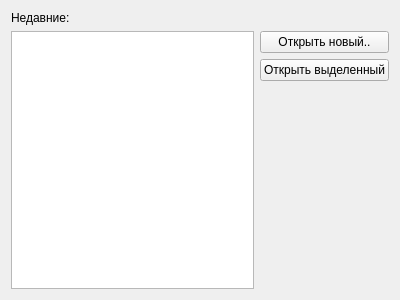
Above: previousprojects.ui from lex1133/ScheduleV2 before the change. Below: the same form after it.
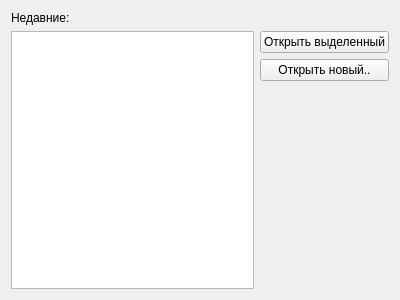
That is the form after the change.

What changed in the file:
```diff
--- a/previousprojects.ui
+++ b/previousprojects.ui
@@ -17,14 +17,7 @@
    <string>Запуск</string>
   </property>
   <layout class="QGridLayout" name="gridLayout">
-   <item row="2" column="1">
-    <widget class="QPushButton" name="OpenSelectedButton">
-     <property name="text">
-      <string>Открыть выделенный</string>
-     </property>
-    </widget>
-   </item>
-   <item row="3" column="1">
+   <item row="4" column="1">
     <spacer name="verticalSpacer">
      <property name="orientation">
       <enum>Qt::Vertical</enum>
@@ -37,6 +30,13 @@
      </property>
     </spacer>
    </item>
+   <item row="2" column="1">
+    <widget class="QPushButton" name="OpenNewButton">
+     <property name="text">
+      <string>Открыть новый..</string>
+     </property>
+    </widget>
+   </item>
    <item row="0" column="0">
     <widget class="QLabel" name="label">
      <property name="text">
@@ -45,13 +45,13 @@
     </widget>
    </item>
    <item row="1" column="1">
-    <widget class="QPushButton" name="OpenNewButton">
+    <widget class="QPushButton" name="OpenSelectedButton">
      <property name="text">
-      <string>Открыть новый..</string>
+      <string>Открыть выделенный</string>
      </property>
     </widget>
    </item>
-   <item row="1" column="0" rowspan="3">
+   <item row="1" column="0" rowspan="4">
     <widget class="QListWidget" name="projectsList"/>
    </item>
   </layout>
```
